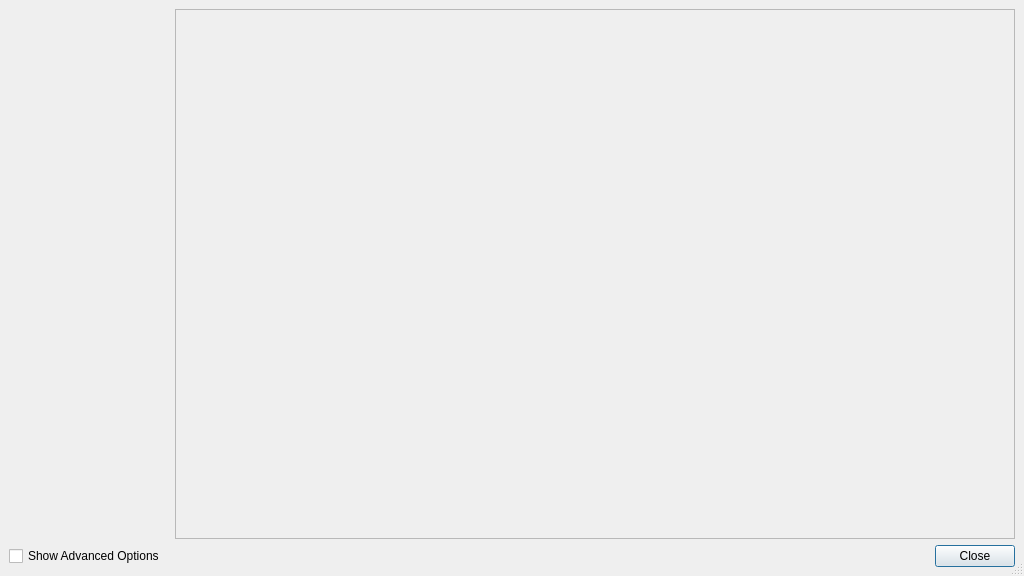
First picture: the form in starviewer/src/interface/qconfigurationdialogbase.ui, repository starviewer-medical/starviewer, before the edit.
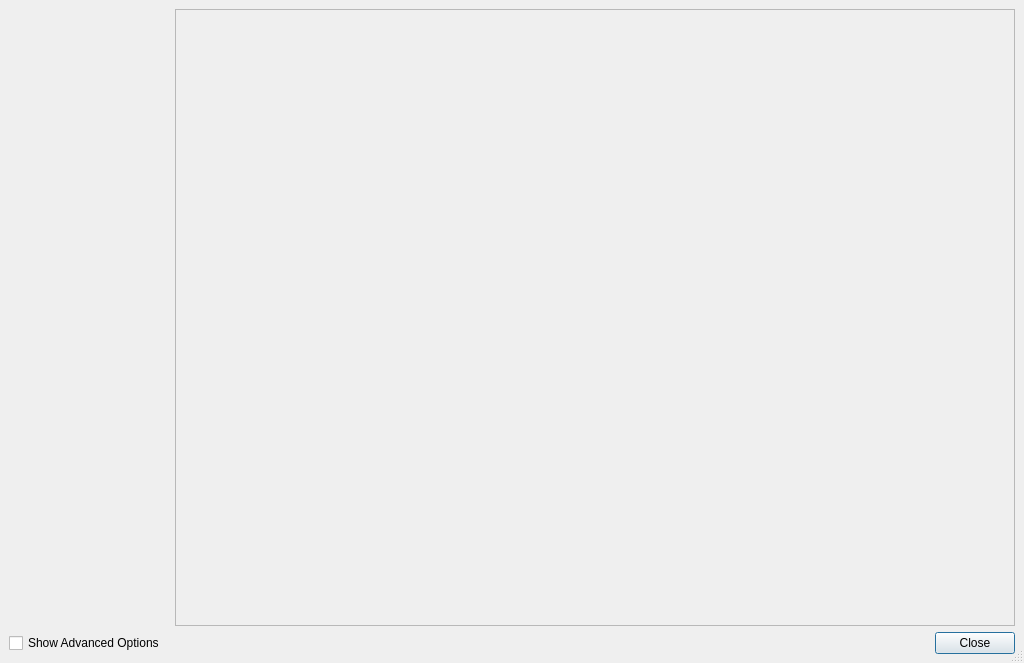
Second picture: the form after the edit. Icons and pictures are not drawn.

What changed in the file:
```diff
--- a/starviewer/src/interface/qconfigurationdialogbase.ui
+++ b/starviewer/src/interface/qconfigurationdialogbase.ui
@@ -7,7 +7,7 @@
     <x>0</x>
     <y>0</y>
     <width>1024</width>
-    <height>576</height>
+    <height>663</height>
    </rect>
   </property>
   <property name="minimumSize">
@@ -169,6 +169,14 @@
         <bool>true</bool>
        </property>
        <widget class="QWidget" name="scrollAreaWidgetContents">
+        <property name="geometry">
+         <rect>
+          <x>0</x>
+          <y>0</y>
+          <width>838</width>
+          <height>614</height>
+         </rect>
+        </property>
         <layout class="QVBoxLayout" name="verticalLayout">
          <property name="spacing">
           <number>0</number>
```
Left out of the diff: 9 changed lines with no effect on the pictures.
